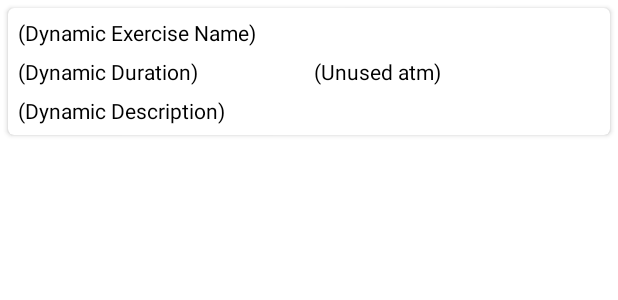
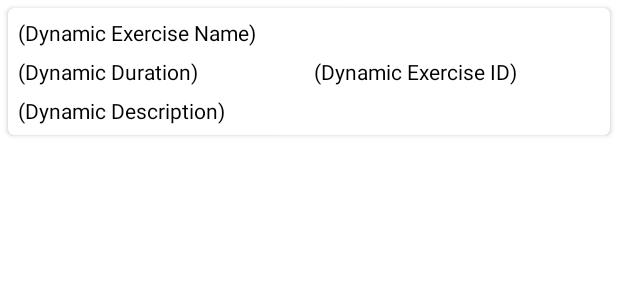
Before and after one commit to Marco-Cen/Movement-Reminder, an Android app: the layout cardcontentlayout_exerciselistdb.xml on its own in the app's theme, with its tools: preview values and no code run, on a phone screen of 412 x 824 dp. Shown: the top 300 px of the screen. Run offline under Robolectric (Android 15) with nearby library versions, the phone set to English and light mode, and no system bars.

Commit message:
minor frontend change to one of the CRUD pages

```diff
--- a/app/src/main/java/com/example/cruddatabase/CardContentLayout_ExerciseListDB.java
+++ b/app/src/main/java/com/example/cruddatabase/CardContentLayout_ExerciseListDB.java
@@ -44,11 +44,12 @@ public class CardContentLayout_ExerciseListDB extends RecyclerView.Adapter<CardC
     //-- Sets content INTO tile cards! --
     public class ViewHolder extends RecyclerView.ViewHolder {
         // creating variables for our text views.
-        private TextView exerciseNameField, exerciseDurationField, exerciseDescripField;
+        private TextView idExerciseField, exerciseNameField, exerciseDurationField, exerciseDescripField;
 
         public ViewHolder(@NonNull View itemView) {
             super(itemView);
             // initializing our text views
+            idExerciseField = itemView.findViewById(R.id.idExerciseField);
             exerciseNameField = itemView.findViewById(R.id.exerciseName);
             exerciseDurationField = itemView.findViewById(R.id.exerciseDuration);
             exerciseDescripField = itemView.findViewById(R.id.exerciseNote);
@@ -60,6 +61,7 @@ public class CardContentLayout_ExerciseListDB extends RecyclerView.Adapter<CardC
     @Override
     public void onBindViewHolder(@NonNull CardContentLayout_ExerciseListDB.ViewHolder holder, int position) {
         ExerciseDataModel modal = exerciseDataModelArrayList.get(position);
+        holder.idExerciseField.setText("[ID]: " + modal.getIDExercise());
         holder.exerciseNameField.setText("[Exercise Name]: " + modal.getExerciseName());
         holder.exerciseDurationField.setText("[Duration]: " + Integer.toString(modal.getExerciseTimeRequired()) + " Minute(s)");
         holder.exerciseDescripField.setText("[Note]: " + modal.getExerciseNote());
--- a/app/src/main/res/layout/cardcontentlayout_exerciselistdb.xml
+++ b/app/src/main/res/layout/cardcontentlayout_exerciselistdb.xml
@@ -30,6 +30,7 @@
             android:orientation="horizontal"
             android:weightSum="2">
 
+
             <!--text view for our exercise duration-->
             <TextView
                 android:id="@+id/exerciseDuration"
@@ -40,14 +41,15 @@
                 android:text="(Dynamic Duration)"
                 android:textColor="@color/black" />
 
+
             <!--text view for our exercise tracks-->
             <TextView
-                android:id="@+id/idTVCourseTracks"
+                android:id="@+id/idExerciseField"
                 android:layout_width="0dp"
                 android:layout_height="wrap_content"
                 android:layout_weight="1"
                 android:padding="3dp"
-                android:text="(Unused atm)"
+                android:text="(Dynamic Exercise ID)"
                 android:textColor="@color/black" />
 
 
--- a/app/src/main/res/layout/cardcontentlayout_painjointsdb.xml
+++ b/app/src/main/res/layout/cardcontentlayout_painjointsdb.xml
@@ -21,7 +21,7 @@
             android:layout_width="match_parent"
             android:layout_height="wrap_content"
             android:padding="3dp"
-            android:text="(Dynamic ID)"
+            android:text="(Dynamic Pain ID)"
             android:textColor="@color/black" />
 
         <!--text view for our joint name-->
```
